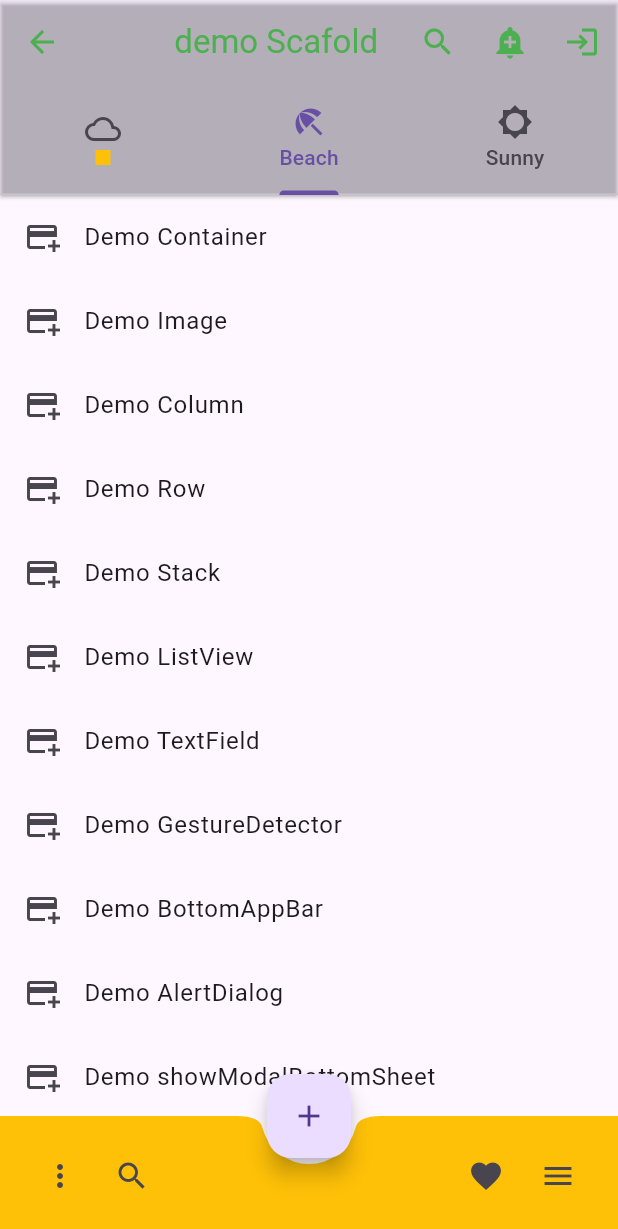
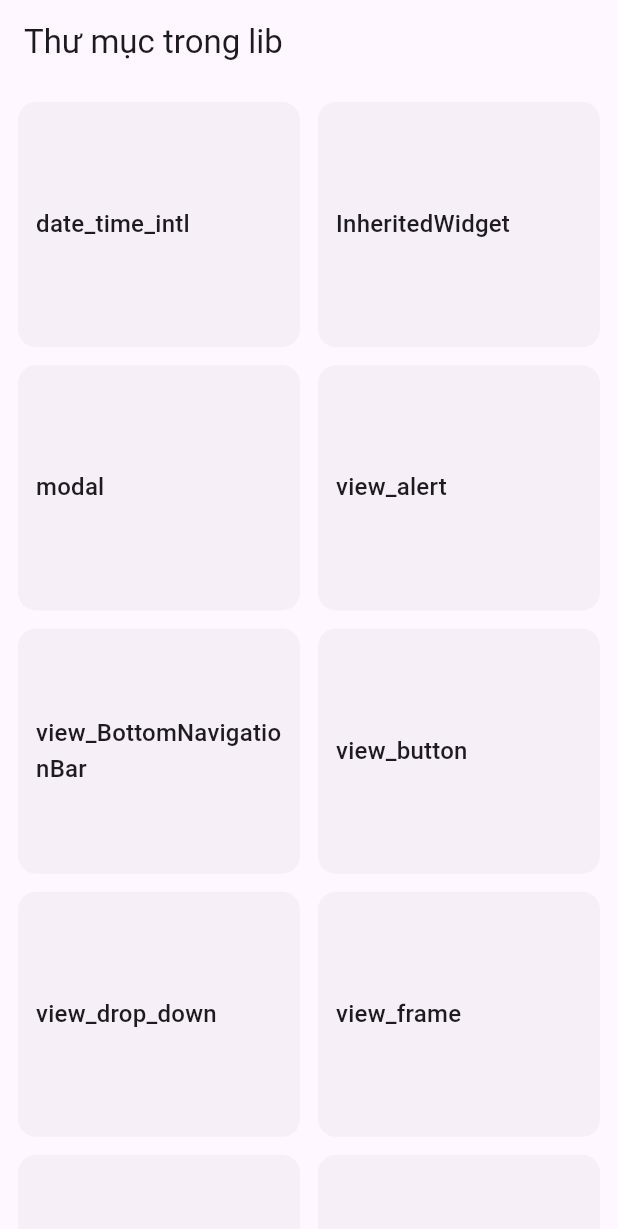
Before and after one commit to nguyenhuynhmobiledeveloper/ft_view, a Flutter app: the screen it shows after launch, on a phone screen of 412 x 824 dp. Shown: the top 1229 px of the screen. Run offline on Flutter 3.47's test engine with Material 3 defaults, Android fonts, the phone set to English and light mode, and no system bars; our stand-ins replace dropdown_button2, flutter_spinkit, loader_overlay, modal_bottom_sheet; missing offline and left inert: dart:ffi.

Commit message:
refactor code

```diff
--- a/lib/InheritedWidget/InheritedWidget.dart
+++ b/lib/InheritedWidget/InheritedWidget.dart
@@ -50,6 +50,7 @@ class MyHomePageState extends State<MyHomePage> {
   Widget build(BuildContext context) {
     print('rebuild MyHomePage');
     return Scaffold(
+      appBar: AppBar(title: Text('InheritedWidget Demo')),
       body: MyInheritedWidget(
         isLoading: _isLoading,
         counter: _counter,
--- a/lib/InheritedWidget/notUseInheritedWidget.dart
+++ b/lib/InheritedWidget/notUseInheritedWidget.dart
@@ -43,6 +43,7 @@ class MyHomePageState extends State<MyHomePage> {
   Widget build(BuildContext context) {
     print('rebuild MyHomePage');
     return Scaffold(
+      appBar: AppBar(title: Text('Not Use InheritedWidget')),
       body: Center(
         child: CounterWidget(
           isLoading: _isLoading,
--- /dev/null
+++ b/lib/all_view.dart
@@ -0,0 +1,387 @@
+import 'package:demo_ft_widget/InheritedWidget/InheritedWidget.dart' as inherited;
+import 'package:demo_ft_widget/InheritedWidget/notUseInheritedWidget.dart'
+    as not_inherited;
+import 'package:demo_ft_widget/modal/modal_bottom_sheet.dart' as modal_pkg;
+import 'package:demo_ft_widget/view_alert/demo_AlertDialog.dart';
+import 'package:demo_ft_widget/view_alert/demo_SnackBar.dart' show SnackBarPage;
+import 'package:demo_ft_widget/view_BottomNavigationBar/demo_BottomAppBar.dart';
+import 'package:demo_ft_widget/view_BottomNavigationBar/demo_BottomNavigationBar.dart'
+    show MyStatefulWidget;
+import 'package:demo_ft_widget/view_button/ButonLoading_Stack_Positioned.dart';
+import 'package:demo_ft_widget/view_button/ButtonLoading.dart';
+import 'package:demo_ft_widget/view_button/Button_width_flex_Container_Row_Text.dart';
+import 'package:demo_ft_widget/view_button/Button_width_flex_Container_Text.dart';
+import 'package:demo_ft_widget/view_button/Button_width_flex_ConstrainedBox_Container_Row_Text.dart';
+import 'package:demo_ft_widget/view_button/Button_width_flex_LayoutBuilder_ConstrainedBox_Container_Row_Text.dart';
+import 'package:demo_ft_widget/view_button/demo_GestureDetector.dart';
+import 'package:demo_ft_widget/view_drop_down/demo_DropdownButton2.dart';
+import 'package:demo_ft_widget/view_frame/demo_Align.dart';
+import 'package:demo_ft_widget/view_frame/demo_ClipRRect.dart';
+import 'package:demo_ft_widget/view_frame/demo_ClipRect.dart';
+import 'package:demo_ft_widget/view_frame/demo_Column.dart';
+import 'package:demo_ft_widget/view_frame/demo_Container.dart';
+import 'package:demo_ft_widget/view_frame/demo_Row.dart';
+import 'package:demo_ft_widget/view_frame/demo_Scaffold.dart';
+import 'package:demo_ft_widget/view_frame/demo_Scaffold_basic.dart' as scaffold_basic;
+import 'package:demo_ft_widget/view_frame/demo_SizeBox.dart';
+import 'package:demo_ft_widget/view_frame/demo_Stack.dart';
+import 'package:demo_ft_widget/view_frame/demo_ClipRRect_example.dart';
+import 'package:demo_ft_widget/view_GridView/demo_Container_NotificationListener_GridView_loadmore.dart';
+import 'package:demo_ft_widget/view_GridView/demo_GridView_loadmore.dart';
+import 'package:demo_ft_widget/view_GridView/demo_SingleChildScrollView_Container_NotificationListener_GridView_loadmore.dart';
+import 'package:demo_ft_widget/view_GridView/demo_SingleChildScrollView_GridView_loadmore.dart';
+import 'package:demo_ft_widget/view_frame/demo_Stack_Positioned.dart';
+import 'package:demo_ft_widget/view_image/demo_Image.dart';
+import 'package:demo_ft_widget/view_list_view/ListView_ScrollController_loadmore.dart';
+import 'package:demo_ft_widget/view_list_view/demo_ListView.dart';
+import 'package:demo_ft_widget/view_list_view/demo_Listview_ScrollController.dart';
+import 'package:demo_ft_widget/view_list_view/demo_NotificationListener.dart';
+import 'package:demo_ft_widget/view_loading/app.dart';
+import 'package:demo_ft_widget/view_loading/app_loading.dart';
+import 'package:demo_ft_widget/view_loading/demo_CircularProgressIndicator.dart';
+import 'package:demo_ft_widget/view_modal_bottom/demo_showModalBottomSheet.dart';
+import 'package:demo_ft_widget/view_page_view/demo_AnimatedSwitcher.dart';
+import 'package:demo_ft_widget/view_page_view/demo_PageController.dart';
+import 'package:demo_ft_widget/view_ScrollView/demo_SingleChildScrollView.dart';
+import 'package:demo_ft_widget/view_text/demo_Text.dart';
+import 'package:demo_ft_widget/view_text/demo_TextPainter.dart';
+import 'package:demo_ft_widget/view_text_field/demo_TextField.dart';
+import 'package:demo_ft_widget/view_text_field/demo_TextField_advance.dart'
+    show CustomTextField;
+import 'package:demo_ft_widget/view-library/tin_coder_view.dart';
+import 'package:flutter/material.dart';
+
+/// Màn hình gốc: lưới các thư mục con trong `lib/`.
+class AllView extends StatefulWidget {
+  const AllView({super.key});
+
+  @override
+  State<AllView> createState() => _AllViewState();
+}
+
+class _AllViewState extends State<AllView> {
+  late Future<List<LibFolderSection>> _sections;
+
+  @override
+  void initState() {
+    super.initState();
+    _sections = getLibFolderSections();
+  }
+
+  @override
+  Widget build(BuildContext context) {
+    return FutureBuilder<List<LibFolderSection>>(
+      future: _sections,
+      builder: (context, snapshot) {
+        if (snapshot.connectionState == ConnectionState.waiting) {
+          return const Scaffold(
+            body: Center(child: CircularProgressIndicator()),
+          );
+        } else if (snapshot.hasError) {
+          return Scaffold(
+            body: Center(child: Text('Error: ${snapshot.error}')),
+          );
+        } else if (snapshot.hasData) {
+          return Scaffold(
+            appBar: AppBar(title: const Text('Thư mục trong lib')),
+            body: GridView.builder(
+              padding: const EdgeInsets.all(12),
+              gridDelegate: const SliverGridDelegateWithFixedCrossAxisCount(
+                crossAxisCount: 2,
+                mainAxisSpacing: 12,
+                crossAxisSpacing: 12,
+                childAspectRatio: 1.15,
+              ),
+              itemCount: snapshot.data!.length,
+              itemBuilder: (context, index) {
+                final folder = snapshot.data![index];
+                return _FolderTile(
+                  title: folder.folderName,
+                  onTap: () {
+                    Navigator.of(context).push(
+                      MaterialPageRoute<void>(
+                        builder: (context) => FolderDemosScreen(folder: folder),
+                      ),
+                    );
+                  },
+                );
+              },
+            ),
+          );
+        } else {
+          return const Scaffold(body: Center(child: Text('No data')));
+        }
+      },
+    );
+  }
+}
+
+/// Màn hình con: lưới các file `.dart` trong một thư mục.
+class FolderDemosScreen extends StatelessWidget {
+  const FolderDemosScreen({super.key, required this.folder});
+
+  final LibFolderSection folder;
+
+  @override
+  Widget build(BuildContext context) {
+    return Scaffold(
+      appBar: AppBar(title: Text(folder.folderName)),
+      body: GridView.builder(
+        padding: const EdgeInsets.all(12),
+        gridDelegate: const SliverGridDelegateWithFixedCrossAxisCount(
+          crossAxisCount: 2,
+          mainAxisSpacing: 12,
+          crossAxisSpacing: 12,
+          childAspectRatio: 1.0,
+        ),
+        itemCount: folder.entries.length,
+        itemBuilder: (context, index) {
+          final e = folder.entries[index];
+          return _FolderTile(
+            title: e.fileLabel,
+            subtitle: e.hint,
+            onTap: () {
+              // Push màn hình demo tương ứng với file đã chọn
+              Navigator.of(context).push(
+                MaterialPageRoute<void>(
+                  builder: e.builder,
+                ),
+              );
+            },
+          );
+        },
+      ),
+    );
+  }
+}
+
+class _FolderTile extends StatelessWidget {
+  const _FolderTile({
+    required this.title,
+    this.subtitle,
+    required this.onTap,
+  });
+
+  final String title;
+  final String? subtitle;
+  final VoidCallback onTap;
+
+  @override
+  Widget build(BuildContext context) {
+    return Material(
+      color: Theme.of(context).colorScheme.surfaceContainerHighest.withValues(alpha: 0.35),
+      borderRadius: BorderRadius.circular(12),
+      child: InkWell(
+        borderRadius: BorderRadius.circular(12),
+        onTap: onTap,
+        child: Padding(
+          padding: const EdgeInsets.all(12),
+          child: Column(
+            crossAxisAlignment: CrossAxisAlignment.start,
+            mainAxisAlignment: MainAxisAlignment.center,
+            children: [
+              Text(
+                title,
+                maxLines: subtitle == null ? 3 : 2,
+                overflow: TextOverflow.ellipsis,
+                style: Theme.of(context).textTheme.titleMedium,
+              ),
+              if (subtitle != null) ...[
+                const SizedBox(height: 6),
+                Text(
+                  subtitle!,
+                  maxLines: 2,
+                  overflow: TextOverflow.ellipsis,
+                  style: Theme.of(context).textTheme.bodySmall?.copyWith(
+                        color: Theme.of(context).colorScheme.onSurfaceVariant,
+                      ),
+                ),
+              ],
+            ],
+          ),
+        ),
+      ),
+    );
+  }
+}
+
+class LibDemoEntry {
+  const LibDemoEntry({
+    required this.fileLabel,
+    this.hint,
+    required this.builder,
+  });
+
+  final String fileLabel;
+  final String? hint;
+  final WidgetBuilder builder;
+}
+
+class LibFolderSection {
+  const LibFolderSection(this.folderName, this.entries);
+
+  final String folderName;
+  final List<LibDemoEntry> entries;
+}
+
+final Map<String, WidgetBuilder> allBuilders = {
+  'date_time_intl/demo_time.dart': (_) => _scaffoldSimple(
+        'demo_time',
+        const Center(
+          child: Padding(
+            padding: EdgeInsets.all(24),
+            child: Text(
+              'File này hiện chỉ chứa ghi chú (comment), chưa có widget demo.',
+              textAlign: TextAlign.center,
+            ),
+          ),
+        ),
+      ),
+  'InheritedWidget/InheritedWidget.dart': (_) => inherited.MyHomePage(
+        isLoading: false,
+        counter: 0,
+        child: inherited.MyCenterWidget(),
+      ),
+  'InheritedWidget/notUseInheritedWidget.dart': (_) =>
+      const not_inherited.MyHomePage(
+        isLoading: false,
+        counter: 0,
+      ),
+  'modal/modal_bottom_sheet.dart': (_) => modal_pkg.ModalBottomSheet(),
+  'view_alert/demo_AlertDialog.dart': (_) => const DialogExample(),
+  'view_alert/demo_SnackBar.dart': (_) => _scaffoldSimple(
+        'SnackBar Demo',
+        const SnackBarPage(),
+      ),
+  'view_BottomNavigationBar/demo_BottomAppBar.dart': (_) =>
+      const DemoBotomAppBar(),
+  'view_BottomNavigationBar/demo_BottomNavigationBar.dart': (_) =>
+      const MyStatefulWidget(),
+  'view_button/demo_GestureDetector.dart': (_) => const DemoGestureDetector(),
+  'view_button/ButtonLoading.dart': (_) => _scaffoldSimple(
+        'LoadingButton',
+        const LoadingButton(),
+      ),
+  'view_button/ButonLoading_Stack_Positioned.dart': (_) => _scaffoldSimple(
+        'Loading Button Example',
+        ButonLoading_Stack_Positioned(),
+      ),
+  'view_button/Button_width_flex_Container_Text.dart': (_) => _scaffoldSimple(
+        'Dynamic Button',
+        const Button_width_flex_Container_Text(title: 'Initial Title'),
+      ),
+  'view_button/Button_width_flex_Container_Row_Text.dart': (_) =>
+      _scaffoldSimple(
+        'Dynamic Button',
+        const Button_width_flex_Container_Row_Text(title: 'Initial Title'),
+      ),
+  'view_button/Button_width_flex_ConstrainedBox_Container_Row_Text.dart': (_) =>
+      _scaffoldSimple(
+        'Dynamic Button',
+        Button_width_flex_ConstrainedBox_Container_Row_Text(),
+      ),
+  'view_button/Button_width_flex_LayoutBuilder_ConstrainedBox_Container_Row_Text.dart':
+      (_) => _scaffoldSimple(
+            'Button with Conditional Max Width',
+            Button_Button_width_flex_LayoutBuilder_ConstrainedBox_Container_Row_Textwidth_flex_Container_Text(),
+          ),
+  'view_drop_down/demo_DropdownButton2.dart': (_) =>
+      const DemoDropDownButton2(),
+  'view_frame/demo_Align.dart': (_) => const DemoAlign(),
+  'view_frame/demo_Column.dart': (_) => const DemoColumn(),
+  'view_frame/demo_Container.dart': (_) => const DemoContainer(),
+  'view_frame/demo_Row.dart': (_) => const DemoRow(),
+  'view_frame/demo_Stack.dart': (_) => const DemoStack(),
+  'view_frame/demo_Stack_Positioned.dart': (_) => const demo_Stack_Positioned(),
+  'view_frame/demo_SizeBox.dart': (_) => demo_SizeBox(),
+  'view_frame/demo_ClipRect.dart': (_) => const demo_ClipRect(),
+  'view_frame/demo_ClipRRect.dart': (_) => demo_ClipRRect(),
+  'view_frame/demo_ClipRRect_example.dart': (_) =>
+      const demo_ClipRRect_example(),
+  'view_frame/demo_Scaffold.dart': (_) => const DemoScaffold(),
+  'view_frame/demo_Scaffold_basic.dart': (_) =>
+      const scaffold_basic.MyHomePage(),
+  'view_GridView/demo_GridView_loadmore.dart': (_) => const GridViewLoadMore(),
+  'view_GridView/demo_Container_NotificationListener_GridView_loadmore.dart':
+      (_) => ContainerNotificationListenerGridviewLoadMore(),
+  'view_GridView/demo_SingleChildScrollView_Container_NotificationListener_GridView_loadmore.dart':
+      (_) =>
+          SingleChildScrollViewContainerNotificationListenerGridViewLoadMore(),
+  'view_GridView/demo_SingleChildScrollView_GridView_loadmore.dart': (_) =>
+      const demo_SingleChildScrollView_GridView_loadmore(),
+  'view_image/demo_Image.dart': (_) => const DemoImage(),
+  'view_list_view/demo_ListView.dart': (_) => const DemoListView(),
+  'view_list_view/demo_Listview_ScrollController.dart': (_) =>
+      const ListViewScrollController(),
+  'view_list_view/demo_NotificationListener.dart': (_) =>
+      demo_NotificationListener(),
+  'view_list_view/ListView_ScrollController_loadmore.dart': (_) =>
+      const ListView_ScrollController_loadmore(),
+  'view_loading/app.dart': (_) => const EffectLoading(),
+  'view_loading/app_loading.dart': (_) => _scaffoldSimple(
+        'AppLoading.spinkit',
+        Center(child: AppLoading.spinkit),
+      ),
+  'view_loading/demo_CircularProgressIndicator.dart': (_) =>
+      const CircularLoadingExample(),
+  'view_modal_bottom/demo_showModalBottomSheet.dart': (_) =>
+      const BottomSheetExample(),
+  'view_page_view/demo_PageController.dart': (_) => demo_PageController(),
+  'view_page_view/demo_AnimatedSwitcher.dart': (_) => demo_AnimatedSwitcher(),
+  'view_ScrollView/demo_SingleChildScrollView.dart': (_) =>
+      const SingleChildScrollViewExample(),
+  'view_text/demo_Text.dart': (_) => const DemoText(),
+  'view_text/demo_TextPainter.dart': (_) => const DemoTextPainter(),
+  'view_text_field/demo_TextField.dart': (_) => const DemoTextField(),
+  'view_text_field/demo_TextField_advance.dart': (_) => _scaffoldSimple(
+        'Demo TextField',
+        Padding(
+          padding: const EdgeInsets.all(20),
+          child: Column(
+            children: [
+              CustomTextField(),
+            ],
+          ),
+        ),
+      ),
+  'view-library/tin_coder_view.dart': (_) => const TinCoderView(),
+};
+
+const Map<String, String?> hints = {
+  'date_time_intl/demo_time.dart': 'Chỉ có comment, chưa có UI',
+  'view_loading/app.dart': 'Loader overlay + MaterialApp',
+};
+
+Future<List<LibFolderSection>> getLibFolderSections() async {
+  final folderEntries = <String, List<LibDemoEntry>>{};
+
+  for (final entry in allBuilders.entries) {
+    final filePath = entry.key;
+    final folderName = filePath.contains('/')
+        ? filePath.substring(0, filePath.lastIndexOf('/'))
+        : 'lib';
+    final fileName = filePath.contains('/')
+        ? filePath.substring(filePath.lastIndexOf('/') + 1)
+        : filePath;
+    final builder = entry.value;
+
+    folderEntries.putIfAbsent(folderName, () => []).add(
+          LibDemoEntry(
+            fileLabel: fileName,
+            hint: hints[filePath],
+            builder: builder,
+          ),
+        );
+  }
+
+  return folderEntries.entries
+      .map((e) => LibFolderSection(e.key, e.value))
+      .toList();
+}
+
+Scaffold _scaffoldSimple(String title, Widget body) {
+  return Scaffold(
+    appBar: AppBar(title: Text(title)),
+    body: body,
+  );
+}
--- a/lib/main.dart
+++ b/lib/main.dart
@@ -1,3 +1,4 @@
+import 'package:demo_ft_widget/all_view.dart';
 import 'package:demo_ft_widget/view_alert/demo_AlertDialog.dart';
 import 'package:demo_ft_widget/view_frame/demo_Align.dart';
 import 'package:demo_ft_widget/view_BottomNavigationBar/demo_BottomAppBar.dart';
@@ -79,7 +80,7 @@ class _MyAppState extends State<MyApp> {
 
 
 Map<String, WidgetBuilder> get routes => {
-      '/': (context) => const DemoScaffold(),
+      '/': (context) => const AllView(),
       '/Container': (context) => const DemoContainer(),
       '/Image': (context) => const DemoImage(),
       '/Column': (context) => const DemoColumn(),
--- a/lib/view_frame/demo_Align.dart
+++ b/lib/view_frame/demo_Align.dart
@@ -12,6 +12,7 @@ class _DemoAlignState extends State<DemoAlign> {
   @override
   Widget build(BuildContext context) {
     return Scaffold(
+      appBar: AppBar(title: Text('Demo Align')),
       body: SafeArea(
         child: Container(
             child: Column(children: [
--- a/lib/view_frame/demo_ClipRRect.dart
+++ b/lib/view_frame/demo_ClipRRect.dart
@@ -7,8 +7,7 @@ void main() {
 class demo_ClipRRect extends StatelessWidget {
   @override
   Widget build(BuildContext context) {
-    return MaterialApp(
-      home: Scaffold(
+    return Scaffold(
         appBar: AppBar(title: Text("Demo ClipRRect")),
         body: Center(
           child: ClipRRect(
@@ -33,7 +32,7 @@ class demo_ClipRRect extends StatelessWidget {
           ),
 
         ),
-      ),
+
     );
   }
 }
--- a/lib/view_frame/demo_ClipRRect_example.dart
+++ b/lib/view_frame/demo_ClipRRect_example.dart
@@ -12,6 +12,7 @@ class _demo_ClipRRect_exampleState extends State<demo_ClipRRect_example> {
   @override
   Widget build(BuildContext context) {
     return Scaffold(
+      appBar: AppBar(title: Text('Demo ClipRRect Example')),
       body: SafeArea(
         child: Container(
             child: Column(children: [
--- a/lib/view_frame/demo_ClipRect.dart
+++ b/lib/view_frame/demo_ClipRect.dart
@@ -9,8 +9,7 @@ class demo_ClipRect extends StatelessWidget {
 
   @override
   Widget build(BuildContext context) {
-    return MaterialApp(
-      home: Scaffold(
+    return Scaffold(
         appBar: AppBar(
           title: const Text('ClipRect Example'),
         ),
@@ -34,9 +33,9 @@ class demo_ClipRect extends StatelessWidget {
               ),
             ),
           ),
-        ),
       ),
     );
+
   }
 }
 
--- a/lib/view_frame/demo_Stack.dart
+++ b/lib/view_frame/demo_Stack.dart
@@ -6,9 +6,7 @@ import 'package:flutter/src/widgets/framework.dart';
 
 import 'package:flutter/material.dart';
 
-void main() {
-  runApp(MyApp());
-}
+
 
 // 🔥 Stack trong Flutter
 // Stack trong Flutter là một widget dùng để xếp chồng các widget con lên nhau theo chiều dọc hoặc ngang. Các widget con trong Stack có thể được định vị bằng cách sử dụng Positioned hoặc Align.
--- a/lib/view_page_view/demo_AnimatedSwitcher.dart
+++ b/lib/view_page_view/demo_AnimatedSwitcher.dart
@@ -49,6 +49,7 @@ class _demo_AnimatedSwitcherState extends State<demo_AnimatedSwitcher> {
   @override
   Widget build(BuildContext context) {
     return Scaffold(
+      appBar: AppBar(title: Text('Demo AnimatedSwitcher')),
       body: Container(
         height: 100,
         margin: EdgeInsets.only(top: 66),
--- a/lib/view_page_view/demo_PageController.dart
+++ b/lib/view_page_view/demo_PageController.dart
@@ -59,6 +59,7 @@ class _demo_PageControllerState extends State<demo_PageController> {
   @override
   Widget build(BuildContext context) {
     return Scaffold(
+      appBar: AppBar(title: Text('Demo PageController')),
       body: Container(
         height: 100,
           margin: EdgeInsets.only(top: 66),
--- a/lib/view_text/demo_TextPainter.dart
+++ b/lib/view_text/demo_TextPainter.dart
@@ -15,7 +15,9 @@ class DemoTextPainter extends StatelessWidget {
 
     int numberOfLines = calculateNumberOfLines(text, textStyle, maxWidth);  // Tính toán số dòng của Text được hiển thị
 
-    return Column(
+    return Scaffold(
+      appBar: AppBar(title: Text('Demo TextPainter')),
+      body: Column(
         mainAxisAlignment: MainAxisAlignment.center,
         children: [
           Container(
@@ -28,9 +30,10 @@ class DemoTextPainter extends StatelessWidget {
           const SizedBox(height: 20),
           Text(
             'Number of lines: $numberOfLines',
-          style:const TextStyle(fontSize: 18, fontWeight: FontWeight.bold),
+            style: const TextStyle(fontSize: 18, fontWeight: FontWeight.bold),
           ),
         ],
+      ),
     );
   }
 
```
Also changed, not shown: lib/view_ScrollView/demo_SingleChildScrollView.dart (+4 -14 lines), lib/view_frame/demo_SizeBox.dart (+4 -7 lines), lib/view_frame/demo_Stack_Positioned.dart (+6 -10 lines), lib/view_text/demo_Text.dart (+3 -4 lines). Lines whose indentation alone changed are shown as unchanged.
